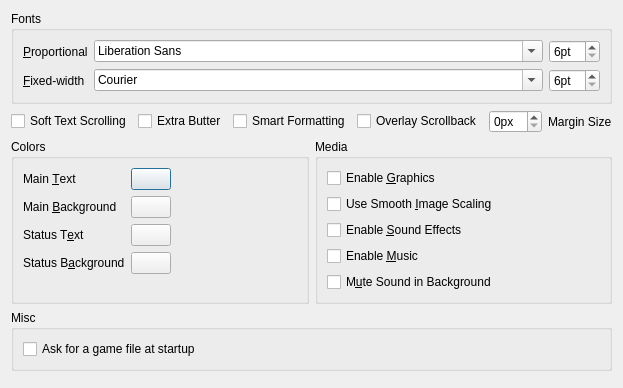
Above: src/confdialog.ui from realnc/hugor before the change. Below: the same form after it.
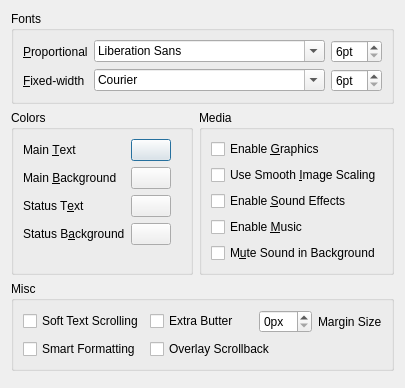
That is the form after the change. Custom widgets are drawn as their Qt base class.

Commit message:
Rearrange some config dialog settings
Move them to the "Misc" box and don't disable it anymore. Also, remove the
"ask for game file" checkbox.

```diff
--- a/src/confdialog.ui
+++ b/src/confdialog.ui
@@ -92,64 +92,6 @@
      </layout>
     </widget>
    </item>
-   <item>
-    <layout class="QHBoxLayout" name="horizontalLayout_5">
-     <item>
-      <widget class="QCheckBox" name="softScrollCheckBox">
-       <property name="toolTip">
-        <string>&lt;p&gt;Scrolls-in new text line by line instead of all at once.&lt;/p&gt;</string>
-       </property>
-       <property name="text">
-        <string>Soft Text Scrolling</string>
-       </property>
-      </widget>
-     </item>
-     <item>
-      <widget class="QCheckBox" name="butterCheckBox">
-       <property name="toolTip">
-        <string>&lt;p&gt;Softer scrolling for fast systems where the default soft scrolling is still too fast.&lt;/p&gt;</string>
-       </property>
-       <property name="text">
-        <string>Extra Butter</string>
-       </property>
-      </widget>
-     </item>
-     <item>
-      <widget class="QCheckBox" name="smartFormattingCheckBox">
-       <property name="toolTip">
-        <string>&lt;p&gt;Converts ASCII quotes and dashes to typographical ones.&lt;/p&gt;</string>
-       </property>
-       <property name="text">
-        <string>Smart Formatting</string>
-       </property>
-      </widget>
-     </item>
-     <item>
-      <widget class="QCheckBox" name="overlayScrollbackCheckBox">
-       <property name="text">
-        <string>Overlay Scrollback</string>
-       </property>
-      </widget>
-     </item>
-     <item>
-      <widget class="QSpinBox" name="marginSizeSpinBox">
-       <property name="suffix">
-        <string>px</string>
-       </property>
-      </widget>
-     </item>
-     <item>
-      <widget class="QLabel" name="marginSizeLabel">
-       <property name="text">
-        <string>Margin Size</string>
-       </property>
-       <property name="buddy">
-        <cstring>marginSizeSpinBox</cstring>
-       </property>
-      </widget>
-     </item>
-    </layout>
-   </item>
    <item>
     <layout class="QHBoxLayout" name="horizontalLayout_3">
      <item>
@@ -158,6 +100,9 @@
         <string>Colors</string>
        </property>
        <layout class="QFormLayout" name="formLayout">
+        <property name="fieldGrowthPolicy">
+         <enum>QFormLayout::ExpandingFieldsGrow</enum>
+        </property>
         <item row="0" column="0">
          <widget class="QLabel" name="label_6">
           <property name="text">
@@ -298,11 +243,65 @@
      <property name="title">
       <string>Misc</string>
      </property>
-     <layout class="QHBoxLayout" name="horizontalLayout_4">
-      <item>
-       <widget class="QCheckBox" name="askForGameFileCheckBox">
+     <layout class="QGridLayout" name="gridLayout">
+      <item row="0" column="0">
+       <widget class="QCheckBox" name="softScrollCheckBox">
+        <property name="toolTip">
+         <string>&lt;p&gt;Scrolls-in new text line by line instead of all at once.&lt;/p&gt;</string>
+        </property>
         <property name="text">
-         <string>Ask for a game file at startup</string>
+         <string>Soft Text Scrolling</string>
+        </property>
+       </widget>
+      </item>
+      <item row="0" column="1">
+       <widget class="QCheckBox" name="butterCheckBox">
+        <property name="toolTip">
+         <string>&lt;p&gt;Softer scrolling for fast systems where the default soft scrolling is still too fast.&lt;/p&gt;</string>
+        </property>
+        <property name="text">
+         <string>Extra Butter</string>
+        </property>
+       </widget>
+      </item>
+      <item row="0" column="2">
+       <layout class="QFormLayout" name="formLayout_2">
+        <item row="0" column="0">
+         <widget class="QSpinBox" name="marginSizeSpinBox">
+          <property name="suffix">
+           <string>px</string>
+          </property>
+         </widget>
+        </item>
+        <item row="0" column="1">
+         <widget class="QLabel" name="marginSizeLabel">
+          <property name="text">
+           <string>Margin Size</string>
+          </property>
+          <property name="buddy">
+           <cstring>marginSizeSpinBox</cstring>
+          </property>
+         </widget>
+        </item>
+       </layout>
+      </item>
+      <item row="1" column="0">
+       <widget class="QCheckBox" name="smartFormattingCheckBox">
+        <property name="toolTip">
+         <string>&lt;p&gt;Converts ASCII quotes and dashes to typographical ones.&lt;/p&gt;</string>
+        </property>
+        <property name="text">
+         <string>Smart Formatting</string>
+        </property>
+       </widget>
+      </item>
+      <item row="1" column="1" colspan="2">
+       <widget class="QCheckBox" name="overlayScrollbackCheckBox">
+        <property name="toolTip">
+         <string>&lt;p&gt;Make the scrollback window the same size as the game window and position it exactly over it.&lt;/p&gt;</string>
+        </property>
+        <property name="text">
+         <string>Overlay Scrollback</string>
         </property>
        </widget>
       </item>
```
Left out of the diff: 8 changed lines with no effect on the pictures. The commit also changes 1 other file.
